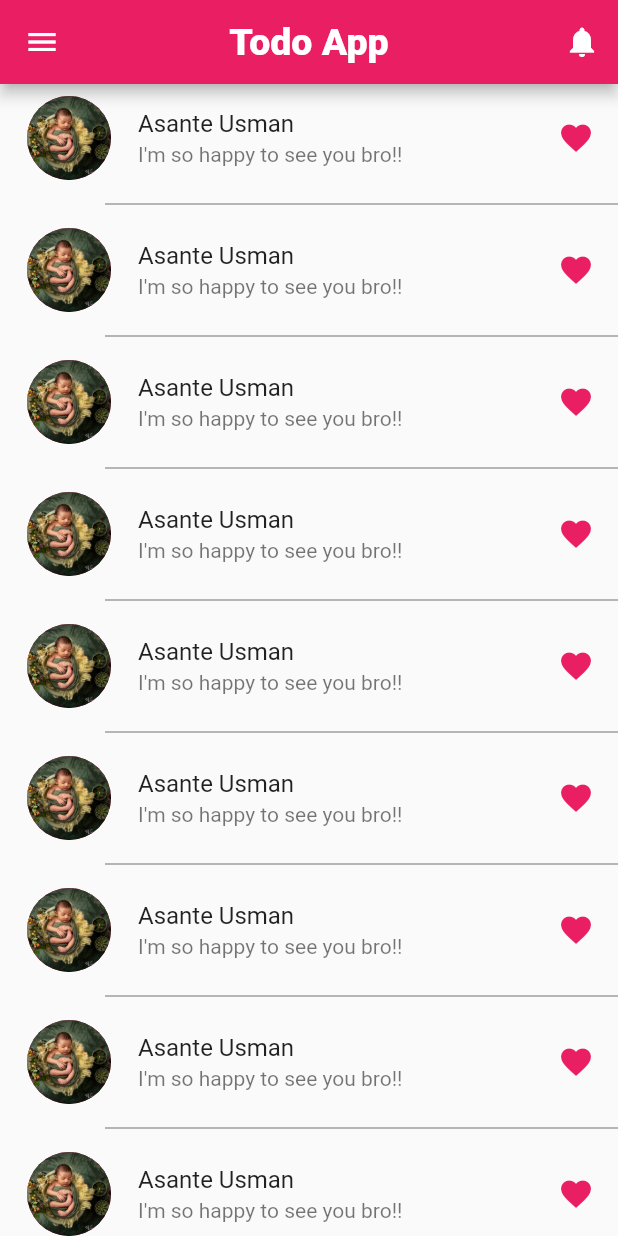
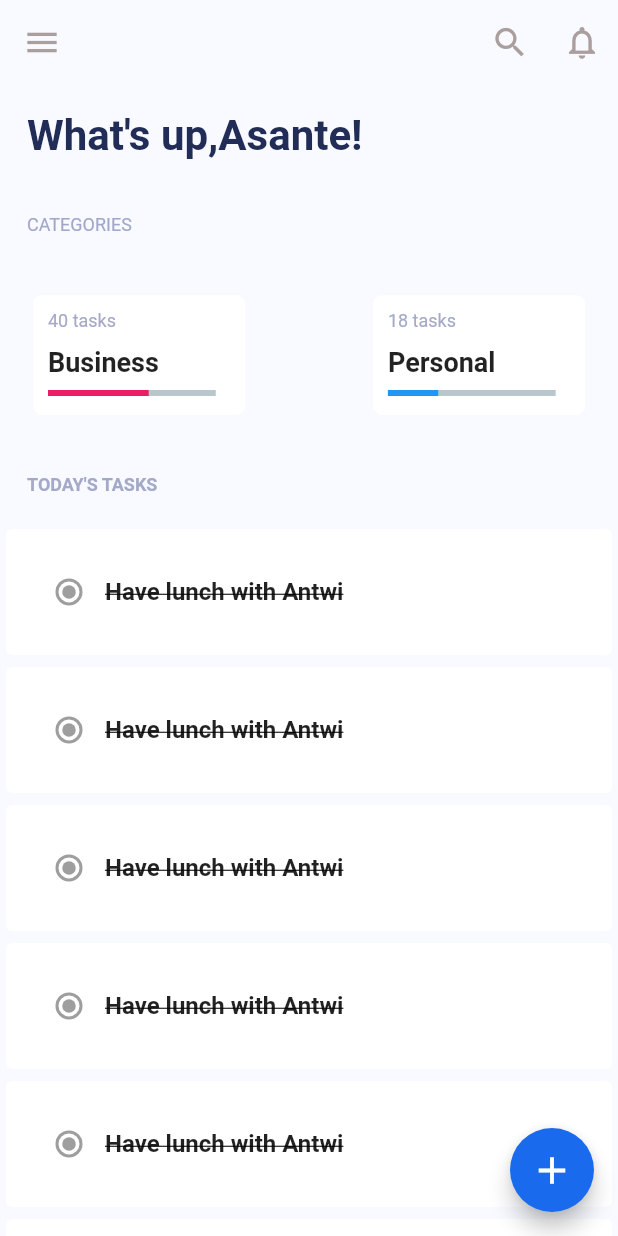
Before and after one commit to Asante-Adarkwa-Usman/Todo, a Flutter app: the screen it shows after launch, on a phone screen of 412 x 824 dp. Run offline on Flutter 3.47's test engine with Material 2 defaults, Android fonts, the phone set to English and light mode, and no system bars; drawn by our look-alikes of percent_indicator.

Commit message:
Completed the homescreen

```diff
--- a/todo/lib/main.dart
+++ b/todo/lib/main.dart
@@ -17,7 +17,7 @@ class TodoApp extends StatelessWidget {
       title: 'Todo App',
       theme: ThemeData(
         primarySwatch: Colors.pink,
-        primaryColor: Colors.pink,
+        primaryColor: Colors.blueGrey[100],
       ),
       home: const HomeView(),
     );
--- /dev/null
+++ b/todo/lib/views/create_todo_view.dart
@@ -0,0 +1,17 @@
+import 'package:flutter/material.dart';
+
+class CreateTodoView extends StatelessWidget {
+  const CreateTodoView({Key? key}) : super(key: key);
+
+  @override
+  Widget build(BuildContext context) {
+    return Scaffold(
+      appBar: AppBar(
+        title: const Text('Create Todo'),
+      ),
+      body: const Center(
+        child: Text('Create Todo'),
+      ),
+    );
+  }
+}
--- /dev/null
+++ b/todo/lib/views/custom_widgets/search_delegate.dart
@@ -0,0 +1,27 @@
+import 'package:flutter/material.dart';
+
+class MySearchDelegate extends SearchDelegate {
+  @override
+  List<Widget>? buildActions(BuildContext context) {
+    // TODO: implement buildActions
+    return [const Icon(Icons.mic)];
+  }
+
+  @override
+  Widget? buildLeading(BuildContext context) {
+    // TODO: implement buildLeading
+    return const BackButton();
+  }
+
+  @override
+  Widget buildResults(BuildContext context) {
+    // TODO: implement buildResults
+    return Container();
+  }
+
+  @override
+  Widget buildSuggestions(BuildContext context) {
+    // TODO: implement buildSuggestions
+    return Container();
+  }
+}
--- a/todo/lib/views/home_view.dart
+++ b/todo/lib/views/home_view.dart
@@ -1,4 +1,8 @@
 import 'package:flutter/material.dart';
+import 'package:percent_indicator/percent_indicator.dart';
+import 'package:todo/views/create_todo_view.dart';
+
+import 'custom_widgets/search_delegate.dart';
 
 class HomeView extends StatelessWidget {
   const HomeView({Key? key}) : super(key: key);
@@ -6,148 +10,220 @@ class HomeView extends StatelessWidget {
   @override
   Widget build(BuildContext context) {
     return Scaffold(
+      backgroundColor: const Color.fromRGBO(249, 250, 255, 1),
       appBar: AppBar(
-        centerTitle: true,
-        leading: IconButton(onPressed: () {}, icon: const Icon(Icons.menu)),
-        actions: const [
+        backgroundColor: const Color.fromRGBO(249, 250, 255, 1),
+        elevation: 0,
+        leading: const IconButton(
+            //tooltip: 'Shows the drawer',
+            onPressed: null,
+            icon: Icon(Icons.menu,
+                size: 26, color: Color.fromRGBO(171, 158, 158, 1))),
+        actions: [
           IconButton(
+            onPressed: () {
+              showSearch(
+                  context: context, delegate: MySearchDelegate(), query: '');
+            },
+            icon: const Icon(Icons.search,
+                size: 26, color: Color.fromRGBO(171, 158, 158, 1)),
+          ),
+          const IconButton(
             onPressed: null,
-            icon: Icon(Icons.notifications, color: Colors.white),
+            icon: Icon(Icons.notifications_outlined,
+                size: 26, color: Color.fromRGBO(171, 158, 158, 1)),
           ),
         ],
-        backgroundColor: Colors.pink,
-        title: const Text(
-          'Todo App',
-          // textAlign: TextAlign.center,
-          style: TextStyle(
-            fontSize: 25.0,
-            fontWeight: FontWeight.w900,
-            color: Colors.white,
-            fontStyle: FontStyle.normal,
-            // backgroundColor: Colors.black,
-            // letterSpacing: 5.0,
-            // wordSpacing: 15.0,
-            // fontFamily: 'TimesNewRoman',
-          ),
+      ),
+      body: SingleChildScrollView(
+        child: Column(
+          crossAxisAlignment: CrossAxisAlignment.start,
+          children: [
+            const Padding(
+              padding: EdgeInsets.all(
+                18,
+              ),
+              child: Text("What's up,Asante!",
+                  style: TextStyle(
+                      fontSize: 28,
+                      fontWeight: FontWeight.bold,
+                      color: Color.fromRGBO(34, 45, 87, 1))),
+            ),
+            const Padding(
+              padding: EdgeInsets.all(18),
+              child: Text('CATEGORIES',
+                  style: TextStyle(
+                    fontSize: 12.0,
+                    color: Color.fromRGBO(161, 167, 200, 1),
+                  )),
+            ),
+            Row(
+              mainAxisAlignment: MainAxisAlignment.spaceBetween,
+              children: [
+                SizedBox(
+                  width: MediaQuery.of(context).size.width * 0.45,
+                  height: MediaQuery.of(context).size.height * 0.15,
+                  child: Padding(
+                    padding: const EdgeInsets.all(18.0),
+                    child: ClipRRect(
+                      borderRadius: BorderRadius.circular(20),
+                      child: Card(
+                        elevation: 0,
+                        child: Column(
+                          crossAxisAlignment: CrossAxisAlignment.start,
+                          children: [
+                            const Padding(
+                              padding: EdgeInsets.all(10.0),
+                              child: Text(
+                                '40 tasks',
+                                style: TextStyle(
+                                    fontSize: 12,
+                                    fontWeight: FontWeight.w400,
+                                    color: Color.fromRGBO(164, 169, 199, 1)),
+                              ),
+                            ),
+                            const Padding(
+                              padding: EdgeInsets.only(left: 10.0),
+                              child: Text(
+                                'Business',
+                                style: TextStyle(
+                                  fontSize: 18,
+                                  fontWeight: FontWeight.w700,
+                                ),
+                              ),
+                            ),
+                            Padding(
+                              padding: const EdgeInsets.only(top: 8.0),
+                              child: LinearPercentIndicator(
+                                width: MediaQuery.of(context).size.width * 0.32,
+                                lineHeight: 4.0,
+                                percent: 0.6,
+                                progressColor: Colors.pink,
+                              ),
+                            )
+                          ],
+                        ),
+                      ),
+                    ),
+                  ),
+                ),
+                SizedBox(
+                  width: MediaQuery.of(context).size.width * 0.45,
+                  height: MediaQuery.of(context).size.height * 0.15,
+                  child: Padding(
+                    padding: const EdgeInsets.all(18.0),
+                    child: ClipRRect(
+                      borderRadius: BorderRadius.circular(20),
+                      child: Card(
+                        elevation: 0,
+                        child: Column(
+                          crossAxisAlignment: CrossAxisAlignment.start,
+                          children: [
+                            const Padding(
+                              padding: EdgeInsets.all(10.0),
+                              child: Text(
+                                '18 tasks',
+                                style: TextStyle(
+                                    fontSize: 12,
+                                    fontWeight: FontWeight.w400,
+                                    color: Color.fromRGBO(164, 169, 199, 1)),
+                              ),
+                            ),
+                            const Padding(
+                              padding: EdgeInsets.only(left: 10.0),
+                              child: Text(
+                                'Personal',
+                                style: TextStyle(
+                                  fontSize: 18,
+                                  fontWeight: FontWeight.w700,
+                                ),
+                              ),
+                            ),
+                            Padding(
+                              padding: const EdgeInsets.only(top: 8.0),
+                              child: LinearPercentIndicator(
+                                width: MediaQuery.of(context).size.width * 0.32,
+                                lineHeight: 4.0,
+                                percent: 0.3,
+                                progressColor: Colors.blue,
+                              ),
+                            )
+                          ],
+                        ),
+                      ),
+                    ),
+                  ),
+                ),
+              ],
+            ),
+            const Padding(
+              padding: EdgeInsets.all(18.0),
+              child: Text(
+                "TODAY'S TASKS",
+                style: TextStyle(
+                    fontSize: 12,
+                    fontWeight: FontWeight.w700,
+                    color: Color.fromRGBO(164, 169, 199, 1)),
+              ),
+            ),
+            ConstrainedBox(
+              constraints:
+                  BoxConstraints(maxHeight: MediaQuery.of(context).size.height),
+              child: ListView.builder(
+                itemCount: 20,
+                itemBuilder: (context, index) => const Tasks(),
+              ),
+            ),
+          ],
         ),
       ),
-      // body: const Center(child: Icon(Icons.access_alarm_outlined, size: 100)),
-      // body: 'Welcome to Ghana',
-      // body: Container(
-      //   color: Colors.grey,
-      //   child: Column(
-      //     mainAxisAlignment: MainAxisAlignment.spaceAround,
-      //     children: [
-      //       const CircleAvatar(
-      //         radius: 50.0,
-      //         backgroundImage: AssetImage('assets/images/baby.jpg'),
-      //       ),
-      //       const Icon(Icons.search_off_rounded),
-      //       const Text('Hello Junior'),
-      //       Row(
-      //         mainAxisAlignment: MainAxisAlignment.spaceAround,
-      //         children: const [
-      //           Text('Hello Junior'),
-      //           Icon(Icons.search_off_rounded),
-      //           CircleAvatar(
-      //             radius: 50.0,
-      //             backgroundImage: AssetImage('assets/images/baby.jpg'),
-      //           ),
-      //         ],
-      //       ),
-      //       // Image(image: image)
-      //     ],
-      //   ),
-      // ),
-      // body: ListView.separated(
-      //     itemBuilder: (BuildContext context, int index) {
-      //       return const ListTile(
-      //         leading: CircleAvatar(
-      //           radius: 30.0,
-      //           backgroundImage: AssetImage('assets/images/baby.jpg'),
-      //         ),
-      //         title: Text('Hello Junior'),
-      //         subtitle: Text("I'm so happy to see you bro!!"),
-      //         trailing: Icon(Icons.favorite, color: Colors.pink),
-      //       );
-      //     },
-      //     separatorBuilder: (BuildContext context, int index) {
-      //       return const Divider();
-      //     },
-      //     itemCount: 20),
-      // body: ListView(
-      //   // scrollDirection: Axis.vertical,
-      //   children: const [
-      // ListTile(
-      //   leading: CircleAvatar(
-      //     radius: 30.0,
-      //     backgroundImage: AssetImage('assets/images/baby.jpg'),
-      //   ),
-      //   title: Text('Asante Usman'),
-      //   subtitle: Text("I'm so happy to see you bro!!"),
-      //   trailing: Icon(Icons.favorite, color: Colors.pink),
-      // ),
-      // Divider(
-      //   thickness: 1,
-      //   color: Colors.grey,
-      //   indent: 70,
-      //   //endIndent: 70,
-      // ),
-      // ListTile(
-      //   leading: CircleAvatar(
-      //     radius: 30.0,
-      //     backgroundImage: AssetImage('assets/images/baby.jpg'),
-      //   ),
-      //   title: Text('Asante Usman'),
-      //   subtitle: Text("I'm so happy to see you bro!!"),
-      //   trailing: Icon(Icons.favorite, color: Colors.pink),
-      // ),
-      // Divider(
-      //   thickness: 1,
-      //   color: Colors.grey,
-      //   indent: 70,
-      //   //endIndent: 70,
-      // ),
-      // ListTile(
-      //   leading: CircleAvatar(
-      //     radius: 30.0,
-      //     backgroundImage: AssetImage('assets/images/baby.jpg'),
-      //   ),
-      //   title: Text('Asante Usman'),
-      //   subtitle: Text("I'm so happy to see you bro!!"),
-      //   trailing: Icon(Icons.favorite, color: Colors.pink),
-      // ),
-      // Divider(
-      //   thickness: 1,
-      //   color: Colors.grey,
-      //   indent: 70,
-      //   //endIndent: 70,
-      // ),
-      // ],
-      //),
-      body: ListView.separated(
-          itemBuilder: (BuildContext context, int index) {
-            return const ListTile(
-              leading: CircleAvatar(
-                radius: 30.0,
-                backgroundImage: AssetImage('assets/images/baby.jpg'),
-              ),
-              title: Text('Asante Usman'),
-              subtitle: Text("I'm so happy to see you bro!!"),
-              trailing: Icon(Icons.favorite, color: Colors.pink),
-            );
-          },
-          separatorBuilder: (BuildContext context, int index) {
-            return const Divider(
-              thickness: 1,
-              color: Colors.grey,
-              indent: 70,
-            );
-            // return const SizedBox(
-            //   height: 15,
-            // );
-          },
-          itemCount: 15),
+      floatingActionButton: FloatingActionButton(
+        backgroundColor: const Color.fromRGBO(26, 106, 237, 1),
+        onPressed: () {
+          Navigator.of(context).push(
+            MaterialPageRoute(
+              builder: (context) => const CreateTodoView(),
+            ),
+          );
+        },
+        child: const Icon(Icons.add, size: 30),
+      ),
     );
   }
 }
+
+class Tasks extends StatelessWidget {
+  const Tasks({
+    Key? key,
+  }) : super(key: key);
+
+  @override
+  Widget build(BuildContext context) {
+    return Card(
+      color: Colors.white,
+      elevation: 0,
+      child: Padding(
+        padding: const EdgeInsets.all(18.0),
+        child: Row(
+          mainAxisAlignment: MainAxisAlignment.start,
+          children: const [
+            Radio(
+              value: '',
+              hoverColor: Colors.pink,
+              onChanged: null,
+              groupValue: '',
+              activeColor: Colors.blue,
+            ),
+            Text(
+              'Have lunch with Antwi',
+              style: TextStyle(
+                  fontSize: 16,
+                  fontWeight: FontWeight.w700,
+                  decoration: TextDecoration.lineThrough),
+            ),
+          ],
+        ),
+      ),
+    );
+  }
+}
--- a/todo/pubspec.yaml
+++ b/todo/pubspec.yaml
@@ -34,6 +34,7 @@ dependencies:
   # The following adds the Cupertino Icons font to your application.
   # Use with the CupertinoIcons class for iOS style icons.
   cupertino_icons: ^1.0.2
+  percent_indicator: ^3.4.0
 
 dev_dependencies:
   flutter_test:
```
Also changed, not shown: todo/pubspec.lock.
